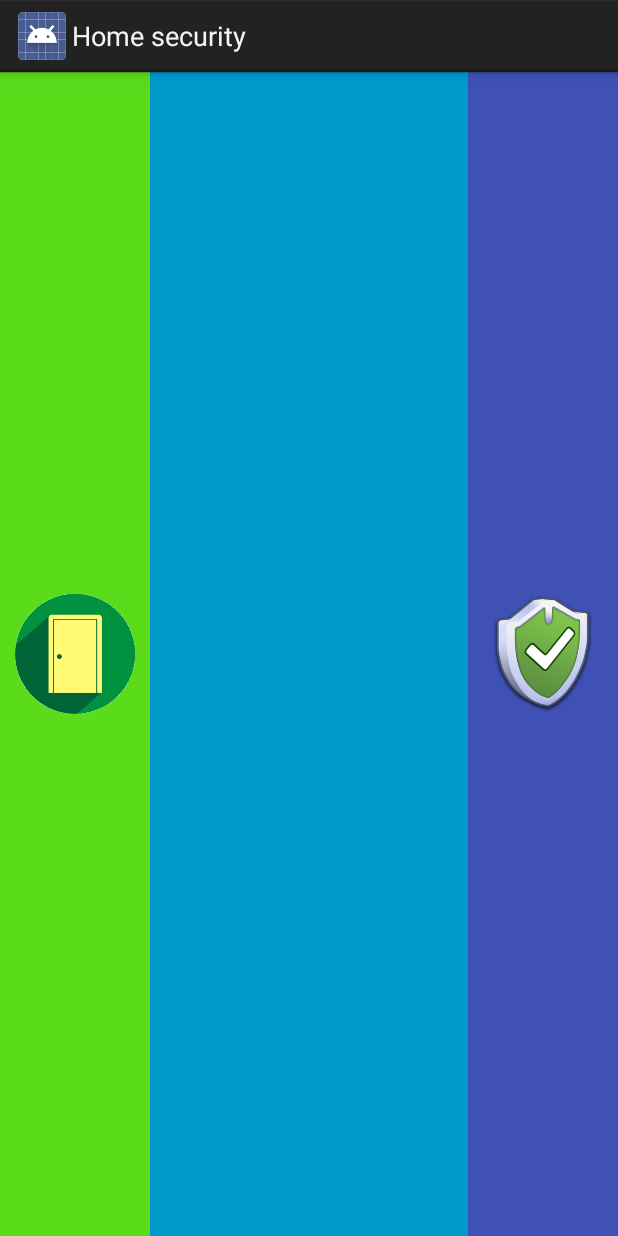
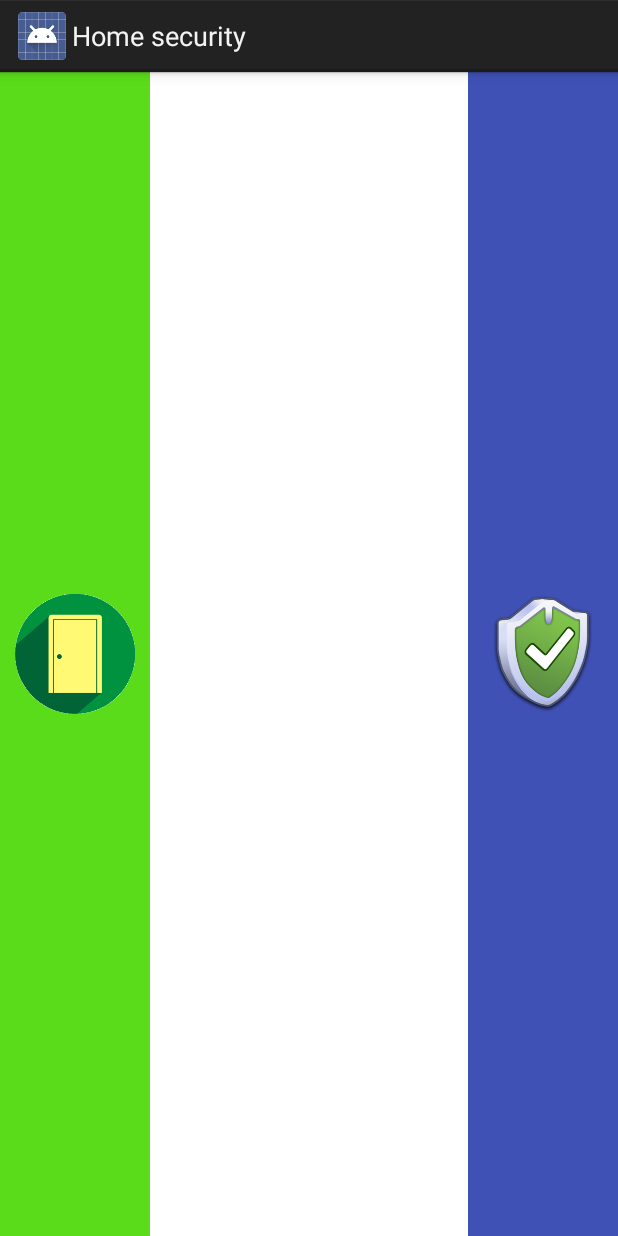
Before and after one commit to tsbp/MQTT_APP2, an Android app: the layout widget.xml on its own in the app's theme, with its tools: preview values and no code run, on a phone screen of 412 x 824 dp. Run offline under Robolectric (Android 15) with nearby library versions, the phone set to English and light mode, and no system bars.

Commit message:
do not remember

```diff
--- a/app/src/main/res/layout/widget.xml
+++ b/app/src/main/res/layout/widget.xml
@@ -1,7 +1,7 @@
 <RelativeLayout xmlns:android="http://schemas.android.com/apk/res/android"
     android:layout_width="match_parent"
     android:layout_height="match_parent"
-    android:background="#09C"
+    android:background="@color/colorWhite"
     android:padding="@dimen/widget_margin">
 
                 <RelativeLayout
```
Also changed, not shown: 1 other file.
